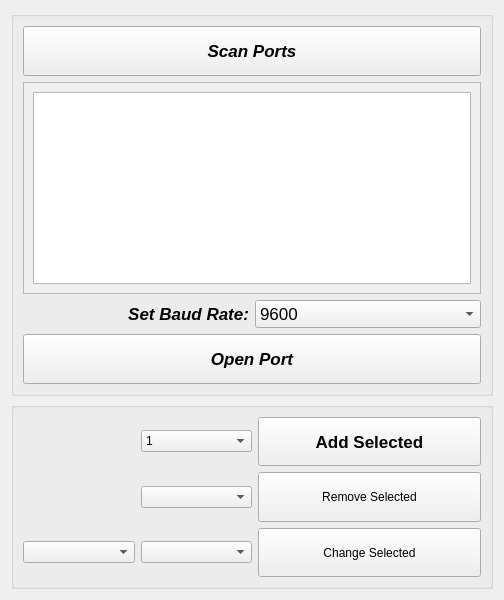
Old version of the form mc_desktop/ui/designer/connection_form.ui in the repository NationalAperture/MC-Desktop.
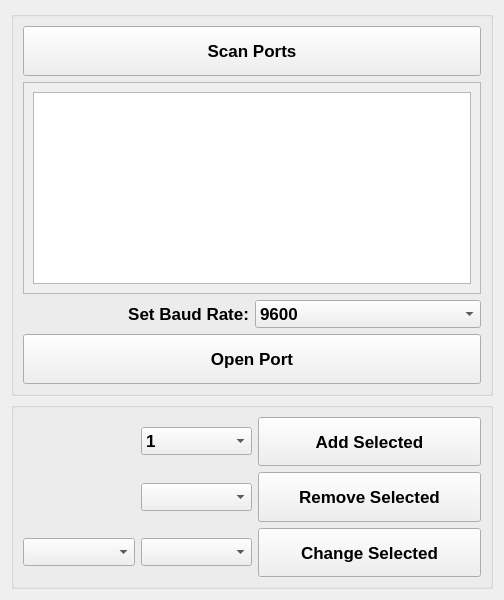
New version of the form.

```diff
--- a/mc_desktop/ui/designer/connection_form.ui
+++ b/mc_desktop/ui/designer/connection_form.ui
@@ -43,6 +43,7 @@
         <property name="font">
          <font>
           <pointsize>13</pointsize>
+          <bold>true</bold>
          </font>
         </property>
         <item>
@@ -88,7 +89,7 @@
         <property name="font">
          <font>
           <pointsize>13</pointsize>
-          <italic>true</italic>
+          <italic>false</italic>
           <bold>true</bold>
          </font>
         </property>
@@ -108,7 +109,7 @@
         <property name="font">
          <font>
           <pointsize>13</pointsize>
-          <italic>true</italic>
+          <italic>false</italic>
           <bold>true</bold>
          </font>
         </property>
@@ -122,7 +123,7 @@
         <property name="font">
          <font>
           <pointsize>13</pointsize>
-          <italic>true</italic>
+          <italic>false</italic>
           <bold>true</bold>
          </font>
         </property>
@@ -172,10 +173,24 @@
      </property>
      <layout class="QGridLayout" name="gridLayout_3">
       <item row="2" column="1">
-       <widget class="QComboBox" name="to_node_IDNs_cb"/>
+       <widget class="QComboBox" name="to_node_IDNs_cb">
+        <property name="font">
+         <font>
+          <pointsize>13</pointsize>
+          <bold>true</bold>
+         </font>
+        </property>
+       </widget>
       </item>
       <item row="2" column="0">
-       <widget class="QComboBox" name="from_node_IDNs_cb"/>
+       <widget class="QComboBox" name="from_node_IDNs_cb">
+        <property name="font">
+         <font>
+          <pointsize>13</pointsize>
+          <bold>true</bold>
+         </font>
+        </property>
+       </widget>
       </item>
       <item row="0" column="2" colspan="2">
        <widget class="QPushButton" name="add_node_btn">
@@ -205,6 +220,12 @@
           <verstretch>0</verstretch>
          </sizepolicy>
         </property>
+        <property name="font">
+         <font>
+          <pointsize>13</pointsize>
+          <bold>true</bold>
+         </font>
+        </property>
         <property name="text">
          <string>Change Selected</string>
         </property>
@@ -218,6 +239,12 @@
           <verstretch>0</verstretch>
          </sizepolicy>
         </property>
+        <property name="font">
+         <font>
+          <pointsize>13</pointsize>
+          <bold>true</bold>
+         </font>
+        </property>
         <property name="text">
          <string>Remove Selected</string>
         </property>
@@ -225,6 +252,12 @@
       </item>
       <item row="0" column="1">
        <widget class="QComboBox" name="add_node_IDNs_cb">
+        <property name="font">
+         <font>
+          <pointsize>13</pointsize>
+          <bold>true</bold>
+         </font>
+        </property>
         <property name="insertPolicy">
          <enum>QComboBox::InsertPolicy::NoInsert</enum>
         </property>
@@ -286,7 +319,14 @@
        </widget>
       </item>
       <item row="1" column="1">
-       <widget class="QComboBox" name="remove_node_IDNs_cb"/>
+       <widget class="QComboBox" name="remove_node_IDNs_cb">
+        <property name="font">
+         <font>
+          <pointsize>13</pointsize>
+          <bold>true</bold>
+         </font>
+        </property>
+       </widget>
       </item>
      </layout>
     </widget>
```
Left out of the diff: 2 changed lines with no effect on the pictures.
